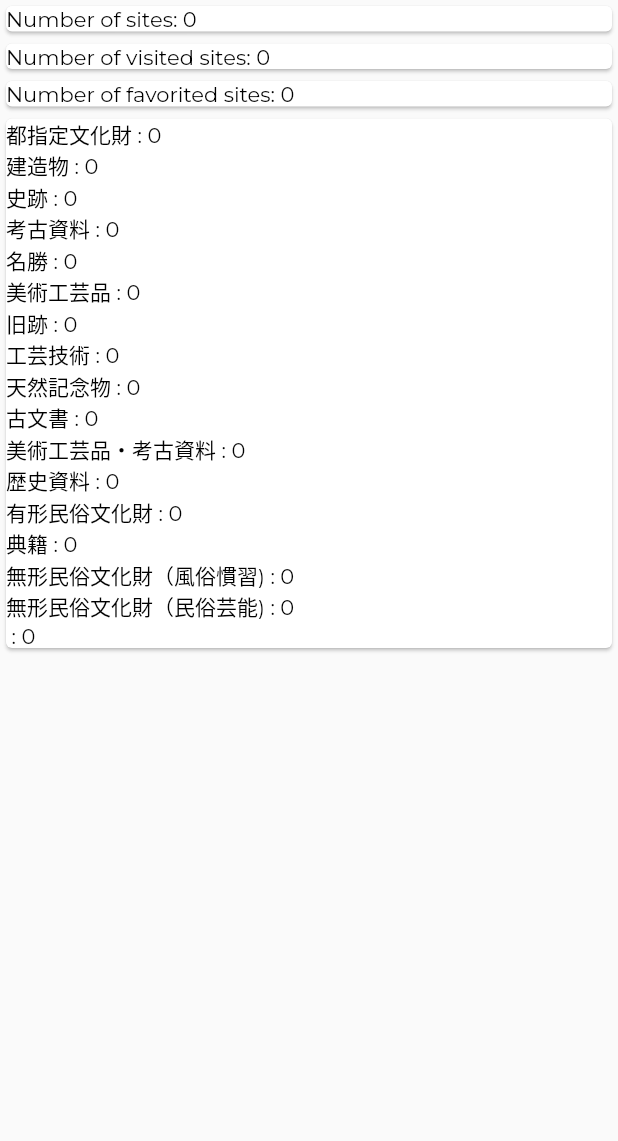
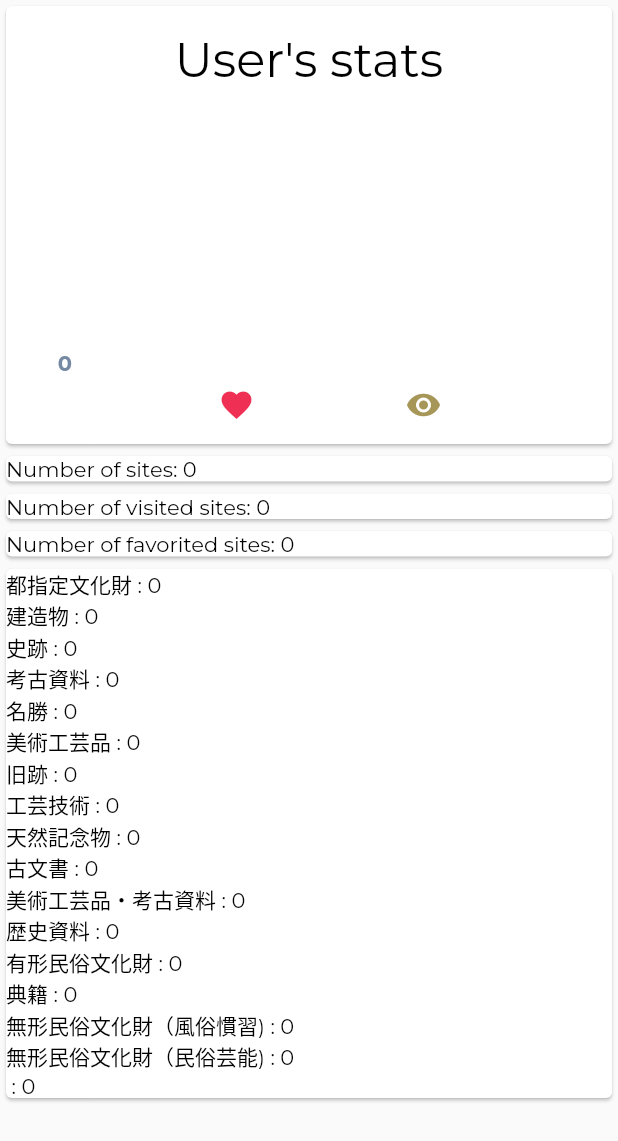
Before and after one commit to sedlakp/tokyo_data, a Flutter app: the StatsScreen widget shown alone on an empty page, opened directly, on a phone screen of 412 x 824 dp. Shown: the top 1141 px of the screen. Run offline on Flutter 3.47's test engine with Material 2 defaults, Android fonts, the phone set to English and light mode, and no system bars; drawn by our look-alikes of fl_chart; our stand-ins replace google_fonts, google_maps_flutter, scrollable_positioned_list, shared_preferences; accounts and stored records are empty; network calls fail.

Commit message:
Add bar graph

```diff
--- a/lib/Models/Models.dart
+++ b/lib/Models/Models.dart
@@ -3,3 +3,4 @@ export 'SitesManager.dart';
 export 'CulturalSite.dart';
 export 'AppStateManager.dart';
 export 'SiteCategory.dart';
+export 'tokyo_bar_data.dart';
--- a/lib/Models/SitesManager.dart
+++ b/lib/Models/SitesManager.dart
@@ -21,6 +21,12 @@ class SitesManager extends ChangeNotifier {
   bool ticker = true;
 
   Set<CulturalSite> sitesWaitingForMapUpdate = {};
+
+  late BarData userData = BarData("User's stats",[
+    BarItem(const Icon(Icons.favorite, color: Color(0xffef3054),), favoritedSites.length.toDouble(),"Favorited"),
+    BarItem(const Icon(Icons.visibility, color: Color(0xffA69658),), visitedSites.length.toDouble(),"Visited"),
+  ], maxValue: sites.length.toDouble(),
+  );
 
   List<CulturalSite> get visitedSites {
     return sites.where( (site) {
--- /dev/null
+++ b/lib/Models/tokyo_bar_data.dart
@@ -0,0 +1,19 @@
+import 'package:flutter/material.dart';
+
+
+class BarItem {
+
+  BarItem( this.xTitle,this.value, this.desc);
+  Widget xTitle;
+  double value;
+  String desc = "";
+}
+
+class BarData {
+
+  BarData(this.barTitle, this.bars, {required this.maxValue});
+
+  String barTitle;
+  List<BarItem> bars;
+  double maxValue;
+}
--- a/lib/Screens/Home.dart
+++ b/lib/Screens/Home.dart
@@ -41,7 +41,7 @@ class _HomeState extends State<Home> {
     return Scaffold(
       extendBodyBehindAppBar: true,
       appBar: AppBar(
-          title: const Text("東京"),
+          title: const Text("Tokyo sites"),
           //backgroundColor: Colors.black.withAlpha(220),
           shadowColor: Colors.transparent,
       ),
--- a/lib/Screens/StatsScreen.dart
+++ b/lib/Screens/StatsScreen.dart
@@ -1,6 +1,7 @@
 import 'package:flutter/material.dart';
 import 'package:provider/provider.dart';
 import 'package:tokyo_data/Models/Models.dart';
+import 'package:tokyo_data/Screens/tokyo_bar_graph.dart';
 
 class StatsScreen extends StatefulWidget {
   const StatsScreen({Key? key}) : super(key: key);
@@ -18,12 +19,16 @@ class StatsScreen extends StatefulWidget {
 }
 
 class _StatsScreenState extends State<StatsScreen> {
+
+  late final SitesManager sitesManager = Provider.of<SitesManager>(context,listen: false);
+
   @override
   Widget build(BuildContext context) {
     return Consumer<SitesManager>(
       builder: (context, manager, child) {
         return ListView(
           children: [
+            TokyoBarGraph(barData: manager.userData,barWidth: 30,),
             Card(child: Text("Number of sites: ${manager.sites.length}")),
             Card(child: Text("Number of visited sites: ${manager.visitedSites.length}")),
             Card(child: Text("Number of favorited sites: ${manager.favoritedSites.length}")),
@@ -43,4 +48,5 @@ class _StatsScreenState extends State<StatsScreen> {
       return Text("${cat.name} : ${sites.length}", textAlign: TextAlign.left,);
     },).toList();
   }
+
 }
--- /dev/null
+++ b/lib/Screens/tokyo_bar_graph.dart
@@ -0,0 +1,163 @@
+import 'package:flutter/material.dart';
+import 'package:fl_chart/fl_chart.dart';
+import 'package:tokyo_data/Models/Models.dart';
+import 'package:collection/collection.dart';
+import 'package:google_fonts/google_fonts.dart';
+
+class TokyoBarGraph extends StatefulWidget {
+  const TokyoBarGraph({Key? key, required this.barData, required this.barWidth}) : super(key: key);
+
+  final BarData barData;
+  final double barWidth;
+
+  @override
+  State<TokyoBarGraph> createState() => _TokyoBarGraphState();
+}
+
+class _TokyoBarGraphState extends State<TokyoBarGraph> {
+
+  int touchedIndex = -1;
+
+  @override
+  Widget build(BuildContext context) {
+    return Container(
+      height: 300,
+      child: Card(
+        child: Padding(
+          padding: const EdgeInsets.all(16.0),
+          child: Column(
+            children: [
+              Text(widget.barData.barTitle,style: Theme.of(context).textTheme.headlineLarge,),
+              SizedBox(height: 20,),
+              Expanded(child: BarChart(mainBarData())),
+            ],
+          ),
+        ),
+      ),
+    );
+  }
+
+  BarChartData mainBarData() {
+    return BarChartData(
+      barTouchData: BarTouchData(
+        touchTooltipData: getToolTipData(),
+        touchCallback: (FlTouchEvent event, barTouchResponse) {
+          setState(() {
+            if (!event.isInterestedForInteractions ||
+                barTouchResponse == null ||
+                barTouchResponse.spot == null) {
+              touchedIndex = -1;
+              return;
+            }
+            touchedIndex = barTouchResponse.spot!.touchedBarGroupIndex;
+          });
+        },
+      ),
+      titlesData: FlTitlesData(
+        show: true,
+        rightTitles: AxisTitles(sideTitles: SideTitles(showTitles: false),),
+        topTitles: AxisTitles(sideTitles: SideTitles(showTitles: false),),
+        bottomTitles: AxisTitles(
+          sideTitles: SideTitles(
+            showTitles: true,
+            getTitlesWidget: getTitles,
+            reservedSize: 38,
+          ),
+        ),
+        leftTitles: AxisTitles(
+          sideTitles: SideTitles(
+            showTitles: true,
+            reservedSize: 28,
+            interval: 0.5,
+            getTitlesWidget: leftTitles,
+          ),
+        ),
+      ),
+      borderData: FlBorderData(show: false,),
+      barGroups: showingGroups(),
+      gridData: FlGridData(show: false),
+    );
+  }
+
+  BarTouchTooltipData getToolTipData() {
+    return BarTouchTooltipData(
+        tooltipBgColor: Colors.blueGrey,
+        getTooltipItem: (group, groupIndex, rod, rodIndex) {
+          var item = widget.barData.bars[group.x.toInt()];
+          return BarTooltipItem(
+            "${item.desc} ${item.value.toInt()}/${widget.barData.maxValue.toInt()}",
+            GoogleFonts.montserrat(
+              fontSize: 11.0,
+              fontWeight: FontWeight.normal,
+              color: Colors.white,
+            ),
+          );
+        });
+  }
+
+  Widget getTitles(double value, TitleMeta meta) {
+    return SideTitleWidget(
+      axisSide: meta.axisSide,
+      space: 16,
+      child: widget.barData.bars[value.toInt()].xTitle,
+    );
+  }
+
+  Widget leftTitles(double value, TitleMeta meta) {
+    const style = TextStyle(
+      color: Color(0xff7589a2),
+      fontWeight: FontWeight.bold,
+      fontSize: 14,
+    );
+    String text;
+    if (value == 0) {
+      text = '0';
+    } else if (value == widget.barData.maxValue/2) {
+      text = '${widget.barData.maxValue~/2}';
+    } else if (value == widget.barData.maxValue) {
+      text = '${widget.barData.maxValue.toInt()}';
+    } else {
+      return Container();
+    }
+    return SideTitleWidget(
+      axisSide: meta.axisSide,
+      space: 0,
+      child: Text(text, style: style),
+    );
+  }
+
+  List<BarChartGroupData> showingGroups() {
+    return widget.barData.bars.mapIndexed((index, element) {
+      return makeGroupData(index, element.value, isTouched: index == touchedIndex, width: widget.barWidth);
+    },).toList();
+  }
+
+  BarChartGroupData makeGroupData(
+      int x,
+      double y, {
+        bool isTouched = false,
+        Color barColor = const Color(0xff3a3e45),
+        double width = 20,
+        List<int> showTooltips = const [],
+      }) {
+    return BarChartGroupData(
+      x: x,
+      barRods: [
+        BarChartRodData(
+          toY: isTouched ? y + 1 : y,
+          color: barColor,
+          width: width,
+          borderSide: isTouched
+              ? const BorderSide(color: Color(0xff3a3e45), width: 1)
+              : const BorderSide(color: Colors.white, width: 0),
+          backDrawRodData: BackgroundBarChartRodData(
+            show: true,
+            toY: widget.barData.maxValue,
+            color: Colors.blueGrey,
+          ),
+        ),
+      ],
+      showingTooltipIndicators: showTooltips,
+    );
+  }
+}
--- a/pubspec.yaml
+++ b/pubspec.yaml
@@ -36,6 +36,8 @@ dependencies:
   scrollable_positioned_list: ^0.3.2
   intl: ^0.17.0
   google_fonts: ^3.0.1
+  fl_chart: ^0.55.0
+  collection: ^1.16.0
 
   # The following adds the Cupertino Icons font to your application.
   # Use with the CupertinoIcons class for iOS style icons.
```
Also changed, not shown: pubspec.lock.
